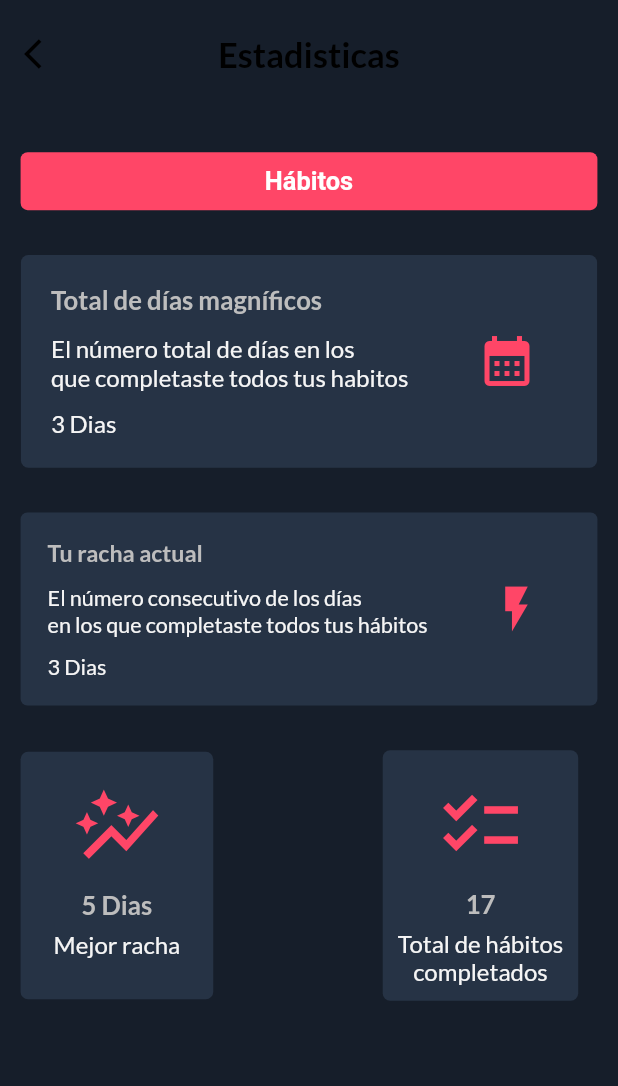
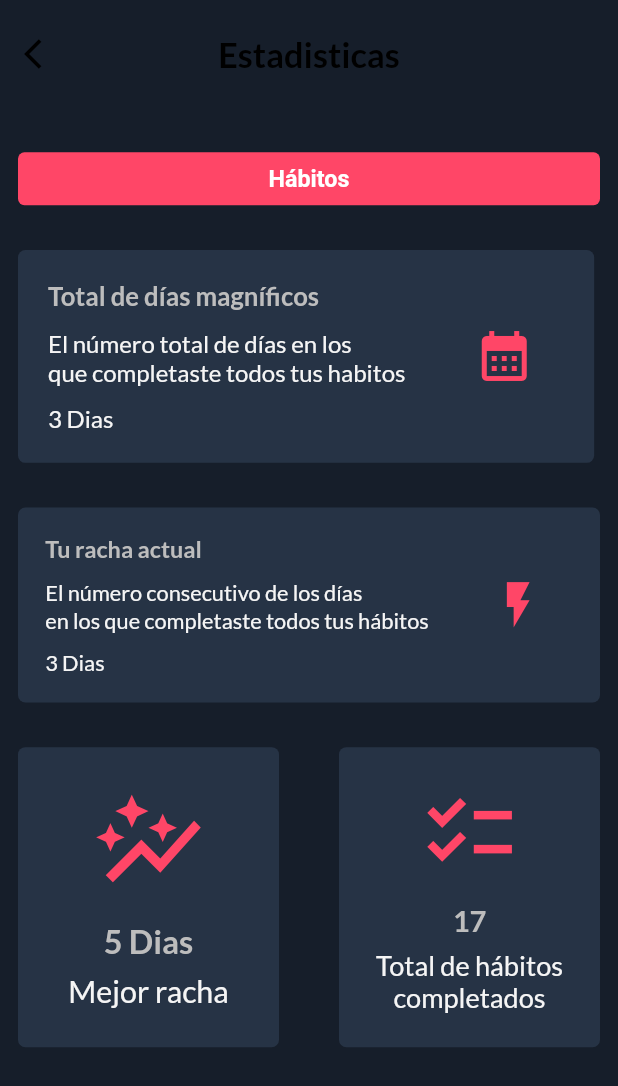
Before and after one commit to DanielM0802/smart_routine, a Flutter app: the StatsScreen screen opened directly, on a phone screen of 412 x 824 dp. Shown: the top 1086 px of the screen. Run offline on Flutter 3.47's test engine with Material 2 defaults, Android fonts, the phone set to English and light mode, and no system bars; our stand-ins replace date_picker_timeline, dropdown_button2, flutter_local_notifications, flutter_native_timezone, flutter_screenutil, get and 4 more; accounts and stored records are empty.

Commit message:
se arreglan problemas de tamaño pantalla estadisticas

```diff
--- a/lib/views/screens/stats_screen.dart
+++ b/lib/views/screens/stats_screen.dart
@@ -16,6 +16,7 @@ class StatsScreen extends StatefulWidget {
 
 class _StatsScreenState extends State<StatsScreen> {
   final _themeController = Get.find<ThemeController>();
+  final double _padding = 12;
 
   @override
   void initState() {
@@ -24,28 +25,29 @@ class _StatsScreenState extends State<StatsScreen> {
 
   @override
   Widget build(BuildContext context) {
+    double width = MediaQuery.of(context).size.width - _padding * 2;
     return Scaffold(
-      appBar: _appBar(),
+      appBar: _appBar(width),
       body: Container(
-        padding: EdgeInsets.symmetric(horizontal: 12.w),
+        padding: EdgeInsets.symmetric(horizontal: _padding),
         child: Column(
-          crossAxisAlignment: CrossAxisAlignment.center,
+          crossAxisAlignment: CrossAxisAlignment.start,
           children: [
             SizedBox(
               height: 25.h,
             ),
-            const FittedBox(
+            FittedBox(
                 fit: BoxFit.fill,
                 child: DecoratedBox(
-                  decoration: BoxDecoration(
+                  decoration: const BoxDecoration(
                       color: pinkClr,
                       borderRadius: BorderRadius.all(Radius.circular(5))),
                   child: Align(
                     alignment: Alignment.centerLeft,
                     child: Padding(
                       padding: EdgeInsets.symmetric(
-                          horizontal: 346 / 2, vertical: 10),
-                      child: Text(
+                          horizontal: width / 2, vertical: 10),
+                      child: const Text(
                         "Hábitos",
                         style: TextStyle(
                             color: Colors.white,
@@ -58,32 +60,37 @@ class _StatsScreenState extends State<StatsScreen> {
             SizedBox(
               height: 25.h,
             ),
-            _rampageDays(),
+            _rampageDays(width),
             SizedBox(
               height: 25.h,
             ),
-            _currentRampage(),
+            _currentRampage(width),
             SizedBox(
               height: 25.h,
             ),
-            _recordStats()
+            _recordStats(width)
           ],
         ),
       ),
     );
   }
 
-  _recordStats() {
+  _recordStats(double width) {
+    const double middleSpace = 40;
     return Row(
       children: [
-        FittedBox(
-          fit: BoxFit.fill,
+        SizedBox(
+          width: (width - middleSpace) / 2,
+          height: 200,
           child: DecoratedBox(
             decoration: const BoxDecoration(
                 color: primaryColor,
                 borderRadius: BorderRadius.all(Radius.circular(5))),
+            child: FittedBox(
+              fit: BoxFit.contain,
               child: Padding(
-                padding: const EdgeInsets.fromLTRB(22, 20, 22, 27),
+                padding:
+                    const EdgeInsets.symmetric(vertical: 20, horizontal: 10),
                 child: Column(
                   crossAxisAlignment: CrossAxisAlignment.center,
                   children: [
@@ -102,19 +109,25 @@ class _StatsScreenState extends State<StatsScreen> {
                     Text("Mejor racha", style: Themes().subTitleStyle)
                   ],
                 ),
-              )),
+              ),
+            ),
+          ),
         ),
         const SizedBox(
-          width: 113,
+          width: middleSpace,
         ),
-        FittedBox(
-          fit: BoxFit.fill,
+        SizedBox(
+          width: (width - middleSpace) / 2,
+          height: 200,
           child: DecoratedBox(
               decoration: const BoxDecoration(
                   color: primaryColor,
                   borderRadius: BorderRadius.all(Radius.circular(5))),
+              child: FittedBox(
+                fit: BoxFit.contain,
                 child: Padding(
-                padding: const EdgeInsets.fromLTRB(10, 20, 10, 10),
+                  padding:
+                      const EdgeInsets.symmetric(vertical: 20, horizontal: 10),
                   child: Column(
                     crossAxisAlignment: CrossAxisAlignment.center,
                     children: [
@@ -134,19 +147,22 @@ class _StatsScreenState extends State<StatsScreen> {
                       Text("completados", style: Themes().subTitleStyle)
                     ],
                   ),
+                ),
               )),
         )
       ],
     );
   }
 
-  _currentRampage() {
-    return FittedBox(
-      fit: BoxFit.fill,
+  _currentRampage(double width) {
+    return SizedBox(
+      width: width,
       child: DecoratedBox(
           decoration: const BoxDecoration(
               color: primaryColor,
               borderRadius: BorderRadius.all(Radius.circular(5))),
+          child: FittedBox(
+            fit: BoxFit.fill,
             child: Padding(
               padding: const EdgeInsets.fromLTRB(20, 20, 40, 20),
               child: Row(
@@ -182,17 +198,20 @@ class _StatsScreenState extends State<StatsScreen> {
                   ),
                 ],
               ),
+            ),
           )),
     );
   }
 
-  _rampageDays() {
+  _rampageDays(double width) {
     return FittedBox(
       fit: BoxFit.fill,
       child: DecoratedBox(
         decoration: const BoxDecoration(
             color: primaryColor,
             borderRadius: BorderRadius.all(Radius.circular(5))),
+        child: FittedBox(
+          fit: BoxFit.fill,
           child: Padding(
             padding: const EdgeInsets.fromLTRB(20, 20, 40, 20),
             child: Row(
@@ -225,11 +244,13 @@ class _StatsScreenState extends State<StatsScreen> {
                 ),
               ],
             ),
-          )),
+          ),
+        ),
+      ),
     );
   }
 
-  _appBar() {
+  _appBar(double width) {
     return AppBar(
       toolbarHeight: 60.h,
       backgroundColor: Colors.transparent,
```
Lines whose indentation alone changed are shown as unchanged.
